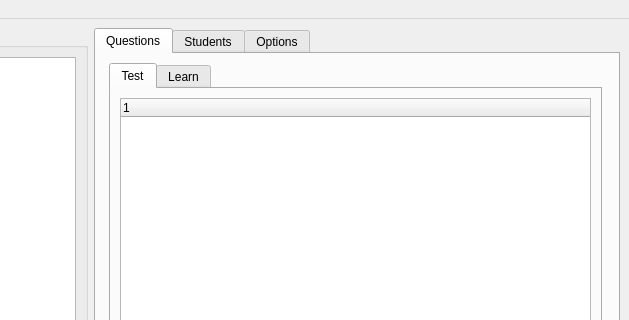
The window that admin_form.ui (Testorator/Testik) describes before a commit, drawn with Qt 5; both pictures show x 201 to 830 and y 0 to 320 of the 830 by 586 pixel window.
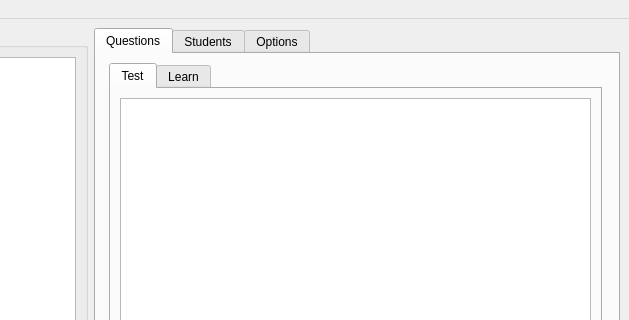
The same window after the commit. Icons and pictures are not drawn.

The edit to the form file:
```diff
--- a/admin_form.ui
+++ b/admin_form.ui
@@ -89,6 +89,9 @@
            <layout class="QGridLayout" name="gridLayout_12">
             <item row="0" column="0">
              <widget class="QTreeWidget" name="treeWidget_test_questions">
+              <attribute name="headerVisible">
+               <bool>false</bool>
+              </attribute>
               <column>
                <property name="text">
                 <string notr="true">1</string>
```
Left out of the diff: 6 changed lines with no effect on the pictures.
